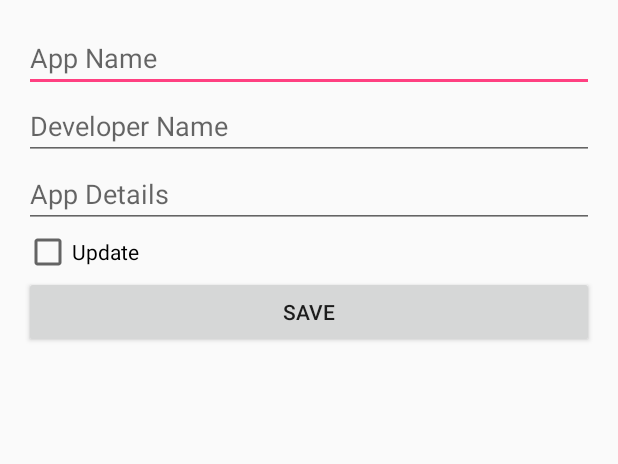
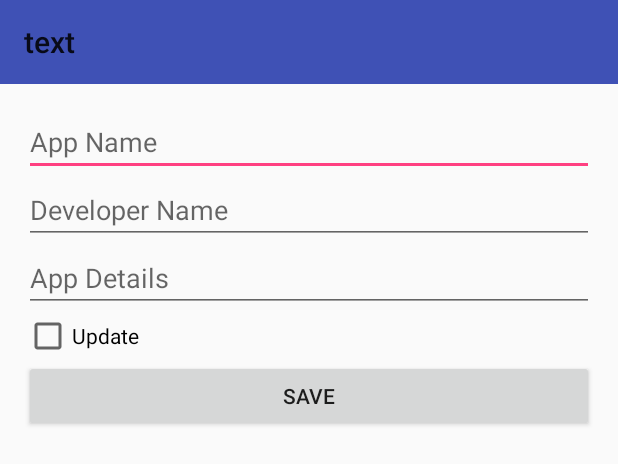
Before and after one commit to guillermoab82/Mod4Practica2, an Android app: the layout activity_install.xml on its own in the app's theme, with its tools: preview values and no code run, on a phone screen of 412 x 824 dp. Shown: the top 464 px of the screen. Run offline under Robolectric (Android 15) with nearby library versions, the phone set to English and light mode, and no system bars.

Commit message:
Some improvements

```diff
--- a/app/src/main/AndroidManifest.xml
+++ b/app/src/main/AndroidManifest.xml
@@ -15,9 +15,10 @@
                 <category android:name="android.intent.category.LAUNCHER" />
             </intent-filter>
         </activity>
-        <activity android:name=".InstallActivity"></activity>
+        <activity android:name=".InstallActivity" android:theme="@style/Theme.AppCompat.NoActionBar"></activity>
         <activity android:name=".DetailsActivity" android:theme="@style/Theme.AppCompat.NoActionBar"></activity>
         <activity android:name=".EditActivity" android:theme="@style/Theme.AppCompat.NoActionBar"></activity>
         <service android:name=".services.ServiceUpdateNotification"/>
+
     </application>
 </manifest>
--- a/app/src/main/res/layout/activity_install.xml
+++ b/app/src/main/res/layout/activity_install.xml
@@ -1,7 +1,12 @@
 <?xml version="1.0" encoding="utf-8"?>
 <LinearLayout xmlns:android="http://schemas.android.com/apk/res/android"
     android:orientation="vertical" android:layout_width="match_parent"
+    android:layout_height="match_parent">
+    <include layout="@layout/toolbar"/>
+    <LinearLayout
         android:layout_margin="@dimen/activity_vertical_margin"
+        android:orientation="vertical"
+        android:layout_width="match_parent"
         android:layout_height="match_parent">
         <EditText
             android:id="@+id/install_txtNameAPP"
@@ -30,3 +35,4 @@
             android:layout_width="match_parent"
             android:layout_height="wrap_content" />
     </LinearLayout>
+</LinearLayout>
--- a/app/src/main/res/values/strings.xml
+++ b/app/src/main/res/values/strings.xml
@@ -25,4 +25,5 @@
     <string name="menu_details_title">App Information</string>
     <string name="installUpdate">Update</string>
     <string name="menu_edit_title">Editing App</string>
+    <string name="menu_install_title">Install App</string>
 </resources>
```
Also changed, not shown: app/src/main/java/guillermoab/posgrado/unam/mx/practica2/DetailsActivity.java (+17 -0 lines), app/src/main/java/guillermoab/posgrado/unam/mx/practica2/InstallActivity.java (+17 -0 lines), app/src/main/java/guillermoab/posgrado/unam/mx/practica2/MainActivity.java (+9 -2 lines), 1 other file. Lines whose indentation alone changed are shown as unchanged.
